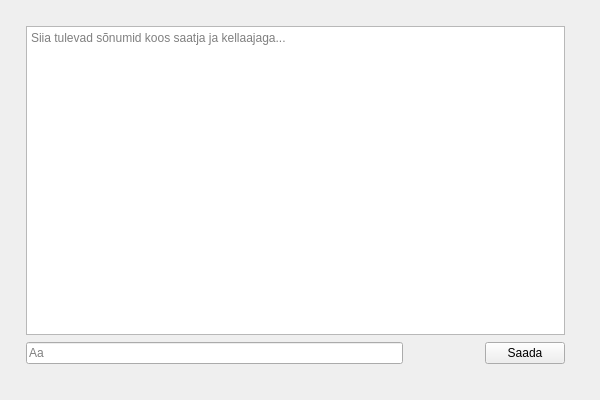
sitisl/Mola_rakendus, file FormLogin/FormMessenger.ui: the form before one commit.
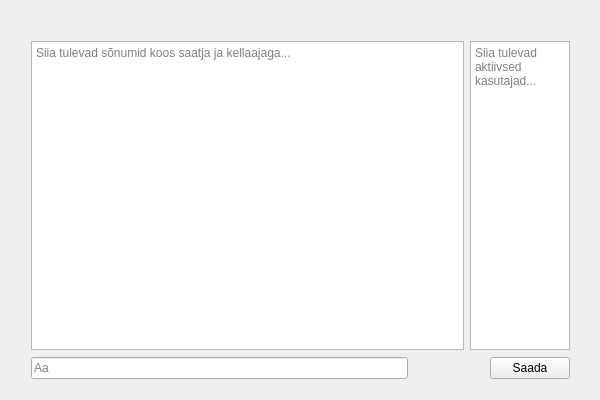
The form after the commit. Icons and pictures are not drawn.

```diff
--- a/FormLogin/FormMessenger.ui
+++ b/FormLogin/FormMessenger.ui
@@ -32,8 +32,8 @@
    <widget class="QWidget" name="layoutWidget">
     <property name="geometry">
      <rect>
-      <x>15</x>
-      <y>15</y>
+      <x>20</x>
+      <y>30</y>
       <width>561</width>
       <height>361</height>
      </rect>
@@ -68,16 +68,6 @@
        </property>
       </widget>
      </item>
-     <item row="0" column="0" colspan="4">
-      <widget class="QTextEdit" name="textEdit">
-       <property name="readOnly">
-        <bool>true</bool>
-       </property>
-       <property name="placeholderText">
-        <string>Siia tulevad sõnumid koos saatja ja kellaajaga...</string>
-       </property>
-      </widget>
-     </item>
      <item row="1" column="0">
       <widget class="QLineEdit" name="lineEditMessage">
        <property name="placeholderText">
@@ -122,6 +112,48 @@
        </property>
       </widget>
      </item>
+     <item row="0" column="0" colspan="4">
+      <layout class="QHBoxLayout" name="horizontalLayout">
+       <property name="spacing">
+        <number>6</number>
+       </property>
+       <property name="rightMargin">
+        <number>0</number>
+       </property>
+       <item>
+        <widget class="QTextEdit" name="textEdit">
+         <property name="readOnly">
+          <bool>true</bool>
+         </property>
+         <property name="placeholderText">
+          <string>Siia tulevad sõnumid koos saatja ja kellaajaga...</string>
+         </property>
+        </widget>
+       </item>
+       <item alignment="Qt::AlignLeft">
+        <widget class="QTextEdit" name="textEditKasutajad">
+         <property name="minimumSize">
+          <size>
+           <width>0</width>
+           <height>0</height>
+          </size>
+         </property>
+         <property name="maximumSize">
+          <size>
+           <width>100</width>
+           <height>16777215</height>
+          </size>
+         </property>
+         <property name="readOnly">
+          <bool>true</bool>
+         </property>
+         <property name="placeholderText">
+          <string>Siia tulevad aktiivsed kasutajad...</string>
+         </property>
+        </widget>
+       </item>
+      </layout>
+     </item>
     </layout>
    </widget>
   </widget>
```
Left out of the diff: 14 changed lines with no effect on the pictures.
